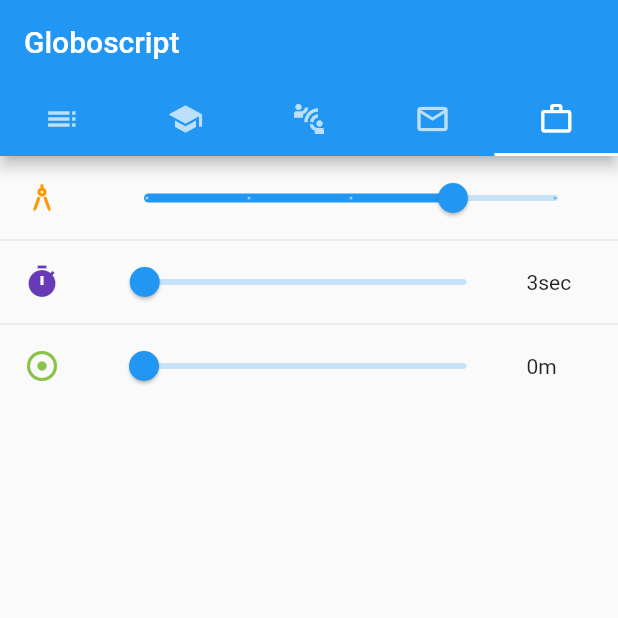
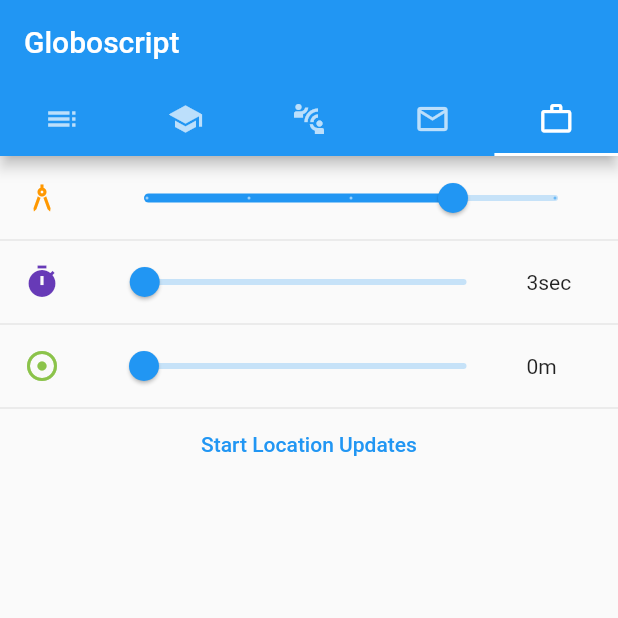
Before and after one commit to MalickArsalan/flutter-mobile-specific-features, a Flutter app: the screen it shows after launch, tab 5 chosen, on a phone screen of 412 x 824 dp, the top half of it. Run offline on Flutter 3.47's test engine with Material 2 defaults, Android fonts, the phone set to English and light mode, and no system bars; our stand-ins replace audioplayers, location, video_player, webview_flutter.

Commit message:
Geolocation Sample Code End

```diff
--- a/Project/globoscript/lib/sample-code.dart
+++ b/Project/globoscript/lib/sample-code.dart
@@ -18,7 +18,6 @@
     "high",
     "navigation"
   ];
-
   int _currentAccuracyValue = 3;
   double _currentTimer = 3000.0;
   double _currentDistance = 0.0;
@@ -33,28 +32,26 @@
     _location = new Location();
   }
 
-  void toggleLocationUpdates() {
+  void _toggleLocationUpdates() {
     if (_locationSubscription == null) {
-      _locationSubscription = _location.onLocationChanged.listen(
-        (LocationData currentLocation) {
+      _locationSubscription =
+          _location.onLocationChanged.listen((LocationData currentLocation) {
         setState(() {
           _locationData = currentLocation;
         });
-        },
-      );
+      });
     } else {
       _locationSubscription.cancel();
       _locationSubscription = null;
     }
+    setState(() {});
   }
 
   Widget build(BuildContext context) {
     _location.changeSettings(
         accuracy: LocationAccuracy.values[_currentAccuracyValue],
         interval: _currentTimer.toInt(),
-      distanceFilter: _currentDistance,
-    );
-
+        distanceFilter: _currentDistance);
     return Column(
         children: ListTile.divideTiles(
       context: context,
@@ -100,21 +97,67 @@
           leading: Icon(Icons.adjust, color: Colors.lightGreen),
           title: Slider(
             value: _currentDistance,
-            min:0.0,
+            min: 0.0,
             max: 1000.0,
-            onChanged: _locationSubscription != null ? null : (double value) {
+            onChanged: _locationSubscription != null
+                ? null
+                : (double value) {
                     setState(() {
                       _currentDistance = value;
                     });
-            },),
+                  },
+          ),
           trailing: Container(
               width: 45.0,
-              child: Text(_currentDistance < 1000 ? "${_currentDistance.toInt()}m" : "${(_currentDistance / 1000.0).round()}km")
+              child: Text(_currentDistance < 1000
+                  ? "${_currentDistance.toInt()}m"
+                  : "${(_currentDistance / 1000.0).round()}km")),
         ),
+        TextButton(
+            onPressed: _toggleLocationUpdates,
+            child: Text(_locationSubscription != null
+                ? "Stop Location Updates"
+                : "Start Location Updates")),
+        if (_locationSubscription != null && _locationData != null)
+          Column(
+            children: [
+              Row(children: [
+                Text("Longitude: "),
+                Text(_locationData.longitude.toString() + "m"),
+              ]),
+              Row(children: [
+                Text("Latitude: "),
+                Text(_locationData.latitude.toString() + "m"),
+              ]),
+              Row(children: [
+                Text("Accuracy: "),
+                Text(_locationData.accuracy.toString() + "m"),
+              ]),
+              Row(children: [
+                Text("Altitude: "),
+                Text(_locationData.altitude.toString() + "m above sea level"),
+              ]),
+              Row(children: [
+                Text("Heading: "),
+                Text(_locationData.heading.toString() + "°"),
+              ]),
+              Row(children: [
+                Text("Speed: "),
+                Text(_locationData.speed.toString() + "m/sec"),
+              ]),
+              Row(children: [
+                Text("Speed Accuracy: "),
+                Text(_locationData.speedAccuracy.toString() + "m/sec"),
+              ]),
+              Row(children: [
+                Text("Time: "),
+                Text(DateTime.fromMillisecondsSinceEpoch(
+                        _locationData.time.toInt())
+                    .toString()),
+              ])
+            ],
           ),
-
       ],
-      ).toList(),
-    );
+    ).toList());
   }
 }
```
Lines whose indentation alone changed are shown as unchanged.
